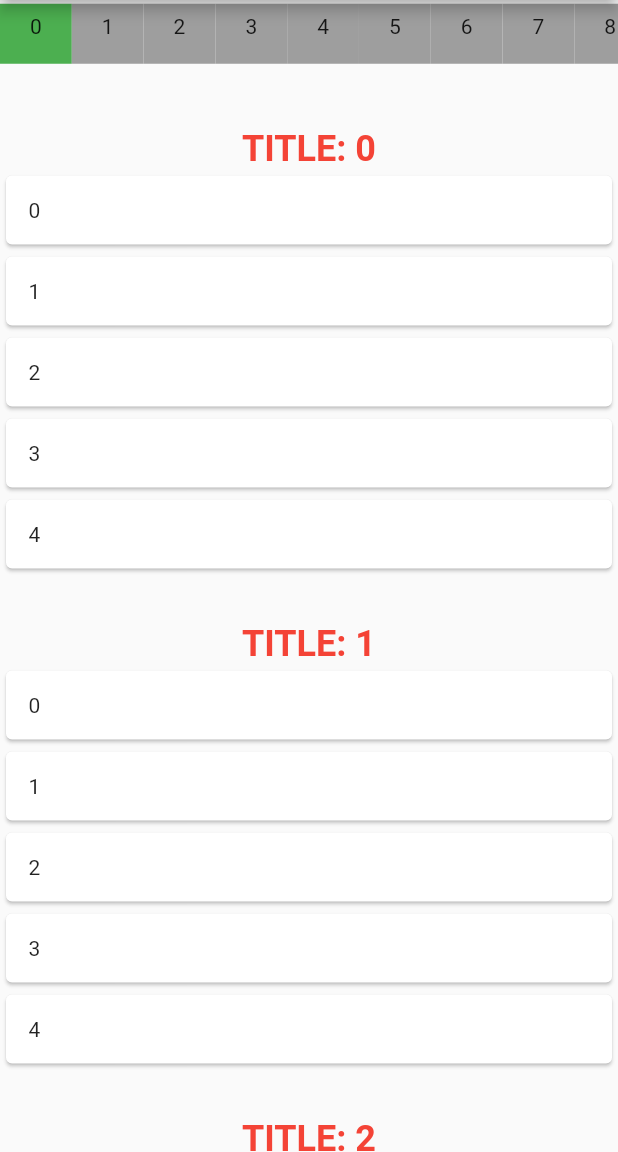
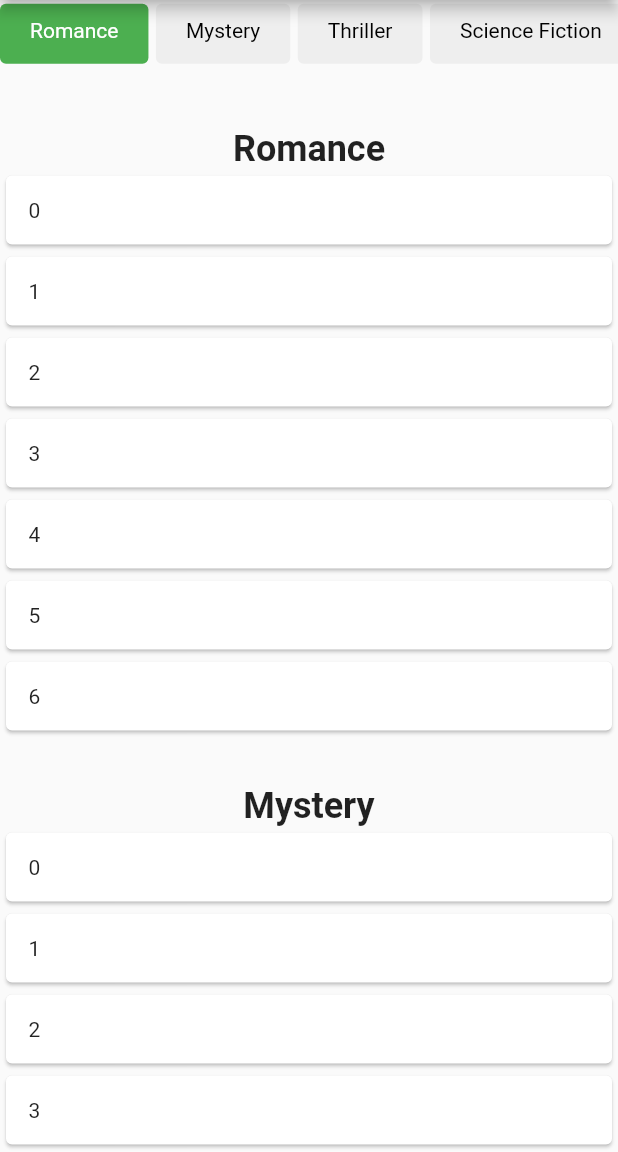
Before and after one commit to iisprey/sync_list_view, a Flutter app: the screen it shows after launch, on a phone screen of 412 x 824 dp, the part 84-1236 px from its top. Run offline on Flutter 3.47's test engine with Material 2 defaults, Android fonts, the phone set to English and light mode, and no system bars; drawn by our look-alikes of scrollable_positioned_list; our stand-ins replace get.

Commit message:
some bug fixes

```diff
--- a/example/lib/main.dart
+++ b/example/lib/main.dart
@@ -12,6 +12,17 @@ class MyApp extends StatelessWidget {
   }
 }
 
+const cats = [
+  'Romance',
+  'Mystery',
+  'Thriller',
+  'Science Fiction',
+  'Fantasy',
+  "Children's Book",
+  'Biographies',
+  'Suspense'
+];
+
 class HomePage extends StatelessWidget {
   @override
   Widget build(BuildContext context) {
@@ -22,33 +33,39 @@ class HomePage extends StatelessWidget {
       ),
       body: SyncListView(
         children: List.generate(
-          10,
+          cats.length,
           (index) {
             return SyncTab(
               tab: (isActive) => Container(
-                color: isActive ? Colors.green : Colors.grey,
-                padding: EdgeInsets.symmetric(horizontal: 20, vertical: 7),
-                child: Text('$index'),
+                padding: EdgeInsets.symmetric(horizontal: 20, vertical: 10),
+                margin: EdgeInsets.only(right: 5),
+                decoration: BoxDecoration(
+                  color: isActive ? Colors.green : Colors.grey.shade200,
+                  borderRadius: BorderRadius.circular(4),
+                ),
+                child: Text(
+                  cats[index],
+                  style: TextStyle(
+                    color: isActive ? Colors.white : Colors.black,
+                  ),
+                ),
               ),
               title: Center(
-                  child: Text(
-                'TITLE: $index',
-                style: TextStyle(
-                  color: Colors.red,
-                  fontSize: 24,
-                  fontWeight: FontWeight.bold,
+                child: Text(
+                  cats[index],
+                  style: TextStyle(fontSize: 24, fontWeight: FontWeight.bold),
                 ),
-              )),
+              ),
               body: ListView.builder(
                 shrinkWrap: true,
-                physics: NeverScrollableScrollPhysics(),
+                physics: const NeverScrollableScrollPhysics(),
                 itemBuilder: (_, i) => Card(
                   child: Container(
                     padding: EdgeInsets.all(15),
                     child: Text('$i'),
                   ),
                 ),
-                itemCount: 5,
+                itemCount: 7,
               ),
             );
           },
--- a/lib/controller.dart
+++ b/lib/controller.dart
@@ -1,6 +1,5 @@
 import 'package:flutter/material.dart';
 import 'package:get/get.dart';
-// ignore: import_of_legacy_library_into_null_safe
 import 'package:scrollable_positioned_list/scrollable_positioned_list.dart';
 
 class SyncListViewController extends GetxController {
@@ -10,6 +9,7 @@ class SyncListViewController extends GetxController {
 
   int index = 0;
 
+  // update index state
   void _updateIndex(int i) {
     index = i;
     update();
@@ -21,35 +21,37 @@ class SyncListViewController extends GetxController {
     bodyPositionsListener.itemPositions.addListener(_onInnerViewScrolled);
   }
 
+  // listen scroll position and change tab index according to body index
   void _onInnerViewScrolled() async {
     var positions = bodyPositionsListener.itemPositions.value;
-    if (positions.isEmpty) return;
     var firstIndex = positions.elementAt(0).index;
-    if (index == firstIndex) return;
     await _handleTabScroll(firstIndex);
   }
 
+  // scroll tabbar to index position
   Future<void> _handleTabScroll(int index) async {
     await tabScrollController.scrollTo(
       index: index,
       duration: const Duration(milliseconds: 150),
-      curve: Curves.decelerate,
+      curve: Curves.easeOut,
     );
     _updateIndex(index);
   }
 
-  void onTabPressed(int index) async {
-    await tabScrollController.scrollTo(
-      index: index,
-      duration: const Duration(milliseconds: 200),
-      curve: Curves.easeOut,
-    );
+  // scroll listview to index position
+  Future<void> _handleBodyScroll(int index) async {
     await bodyScrollController.scrollTo(
       index: index,
       duration: const Duration(milliseconds: 150),
-      curve: Curves.decelerate,
+      curve: Curves.easeOut,
     );
     _updateIndex(index);
+  }
+
+  // on tab pressed scroll tab and listview to index position
+  void onTabPressed(int index) async {
+    await _handleTabScroll(index);
+    await _handleBodyScroll(index);
   }
 
   @override
--- a/lib/sync_list_view.dart
+++ b/lib/sync_list_view.dart
@@ -2,7 +2,6 @@ library sync_list_view;
 
 import 'package:flutter/material.dart';
 import 'package:get/get.dart';
-// ignore: import_of_legacy_library_into_null_safe
 import 'package:scrollable_positioned_list/scrollable_positioned_list.dart';
 
 import 'controller.dart';
@@ -13,12 +12,11 @@ export 'sync_list_view.dart';
 
 class SyncListView extends StatelessWidget {
   final List<SyncTab> children;
-  SyncListView({required this.children});
-
-  final c = Get.put(SyncListViewController());
+  const SyncListView({required this.children});
 
   @override
   Widget build(BuildContext context) {
+    final c = Get.put(SyncListViewController());
     return Column(
       mainAxisSize: MainAxisSize.min,
       crossAxisAlignment: CrossAxisAlignment.start,
@@ -47,7 +45,7 @@ class SyncListView extends StatelessWidget {
           child: ScrollablePositionedList.builder(
             itemScrollController: c.bodyScrollController,
             itemPositionsListener: c.bodyPositionsListener,
-            physics: BouncingScrollPhysics(),
+            physics: const BouncingScrollPhysics(),
             itemCount: children.length,
             itemBuilder: (_, index) => Column(
               crossAxisAlignment: CrossAxisAlignment.start,
--- a/pubspec.yaml
+++ b/pubspec.yaml
@@ -1,6 +1,6 @@
 name: sync_list_view
-description: A new Flutter package project.
-version: 0.0.1
+description: A ListView that allows you to sync tabs with contents
+version: 0.0.2
 homepage: https://github.com/iisprey/sync_list_view
 
 environment:
@@ -11,4 +11,4 @@ dependencies:
   flutter:
     sdk: flutter
   get: ^4.3.4
-  scrollable_positioned_list: ^0.1.10
+  scrollable_positioned_list: ^0.2.0-nullsafety.0
```
Also changed, not shown: example/pubspec.lock, pubspec.lock, 2 other files.
